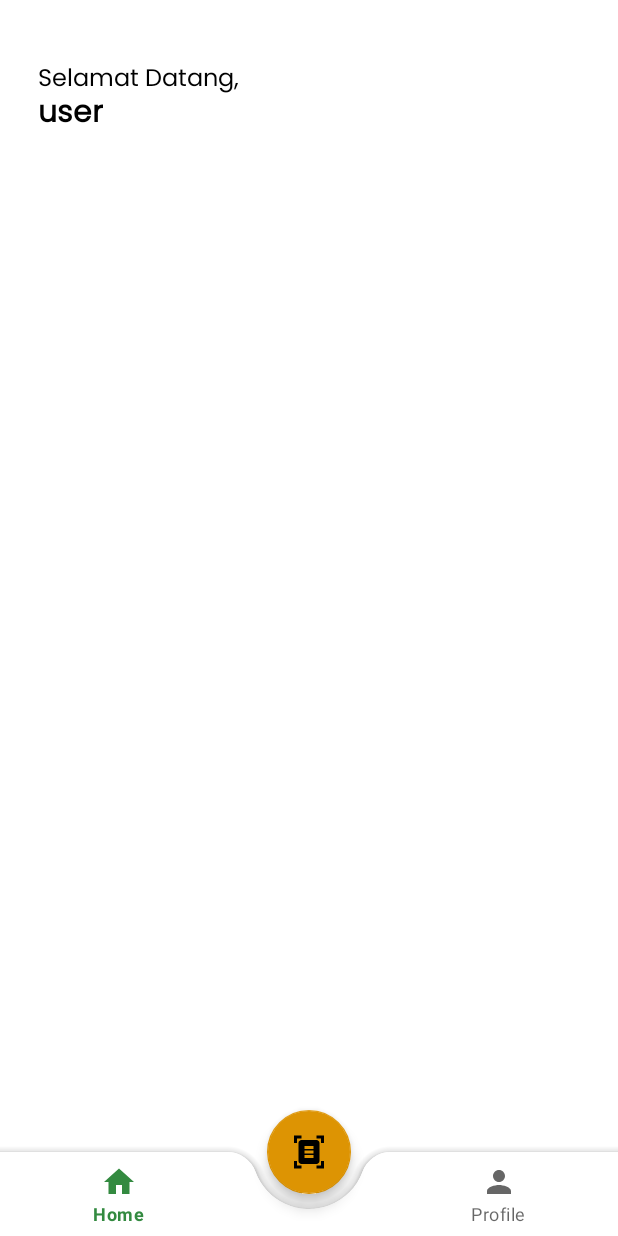
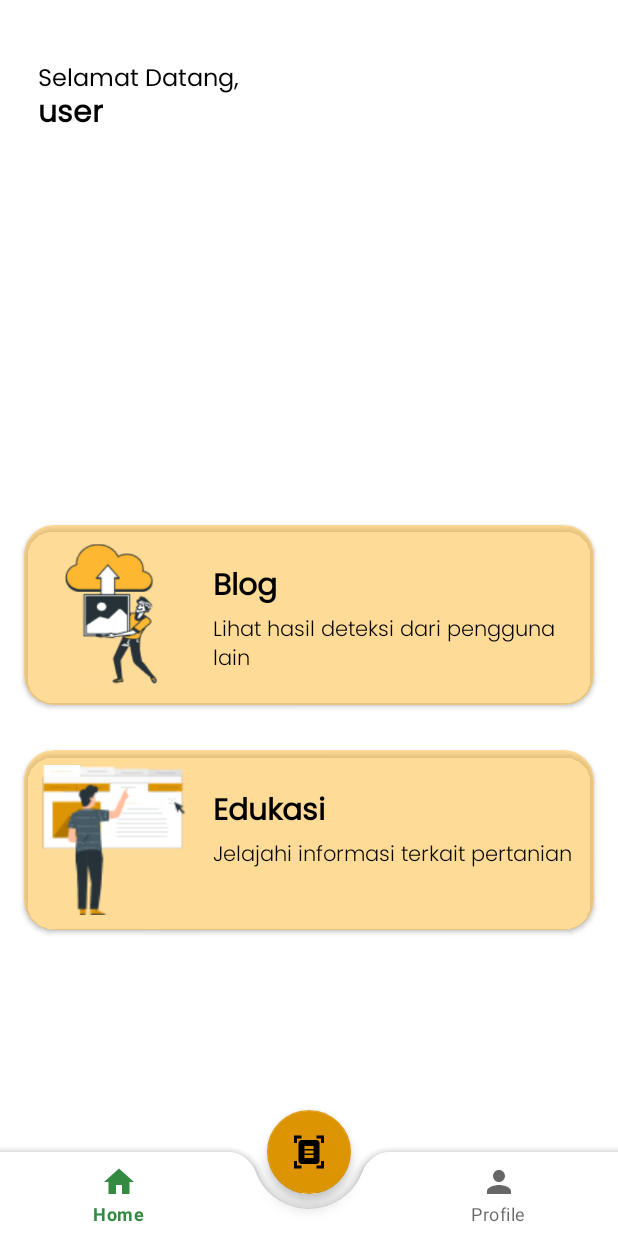
Before and after one commit to febri009/PadiCare, an Android app: the screen it shows after launch once a user with an empty profile is signed in (HomeActivity), on a phone screen of 412 x 824 dp. Run offline under Robolectric (Android 15) with nearby library versions, the phone set to English and light mode, and no system bars; our stand-ins replace Firebase (no records; nobody signed in at launch, a user with empty details on screens opened directly).

Commit message:
add cardview on HomeActivity

```diff
--- a/app/src/main/res/layout/activity_home.xml
+++ b/app/src/main/res/layout/activity_home.xml
@@ -34,6 +34,113 @@
         android:textStyle="bold"
         android:textColor="@color/black" />
 
+
+    <androidx.cardview.widget.CardView
+        android:id="@+id/cvBlog"
+        android:layout_width="match_parent"
+        android:layout_height="wrap_content"
+        android:layout_marginTop="350dp"
+        android:layout_marginStart="16dp"
+        android:layout_marginEnd="16dp"
+        app:cardBackgroundColor="@color/light_yellow_50"
+        app:cardCornerRadius="20dp"
+        app:contentPadding="10dp">
+
+
+        <LinearLayout
+            android:layout_width="match_parent"
+            android:layout_height="wrap_content"
+            android:orientation="horizontal">
+
+            <ImageView
+                android:layout_width="100dp"
+                android:layout_height="100dp"
+                android:contentDescription="Image"
+                android:src="@drawable/bro" />
+
+            <LinearLayout
+                android:layout_width="match_parent"
+                android:layout_height="wrap_content"
+                android:orientation="vertical">
+
+                <TextView
+                    android:layout_width="wrap_content"
+                    android:layout_height="wrap_content"
+                    android:layout_marginStart="16dp"
+                    android:layout_marginTop="15dp"
+                    android:text="Blog"
+                    android:textColor="@color/black"
+                    android:textSize="20sp"
+                    android:textStyle="bold"
+                    android:fontFamily="@font/poppins_regular"/>
+
+                <TextView
+                    android:layout_width="wrap_content"
+                    android:layout_height="wrap_content"
+                    android:layout_marginStart="16dp"
+                    android:text="Lihat hasil deteksi dari pengguna lain"
+                    android:textColor="@color/black"
+                    android:textSize="14sp"
+                    android:fontFamily="@font/poppins_light"/>
+            </LinearLayout>
+
+        </LinearLayout>
+
+    </androidx.cardview.widget.CardView>
+
+    <androidx.cardview.widget.CardView
+        android:id="@+id/cvArtikel"
+        android:layout_width="match_parent"
+        android:layout_height="wrap_content"
+        android:layout_marginTop="500dp"
+        android:layout_marginStart="16dp"
+        android:layout_marginEnd="16dp"
+        app:cardBackgroundColor="@color/light_yellow_50"
+        app:cardCornerRadius="20dp"
+        app:contentPadding="10dp">
+
+
+        <LinearLayout
+            android:layout_width="match_parent"
+            android:layout_height="wrap_content"
+            android:orientation="horizontal">
+
+            <ImageView
+                android:layout_width="100dp"
+                android:layout_height="100dp"
+                android:contentDescription="Image"
+                android:src="@drawable/pana" />
+
+            <LinearLayout
+                android:layout_width="match_parent"
+                android:layout_height="wrap_content"
+                android:orientation="vertical">
+
+                <TextView
+                    android:layout_width="wrap_content"
+                    android:layout_height="wrap_content"
+                    android:layout_marginStart="16dp"
+                    android:layout_marginTop="15dp"
+                    android:text="Edukasi"
+                    android:textColor="@color/black"
+                    android:textSize="20sp"
+                    android:textStyle="bold"
+                    android:fontFamily="@font/poppins_regular"/>
+
+                <TextView
+                    android:layout_width="wrap_content"
+                    android:layout_height="wrap_content"
+                    android:layout_marginStart="16dp"
+                    android:text="Jelajahi informasi terkait pertanian"
+                    android:textColor="@color/black"
+                    android:textSize="14sp"
+                    android:fontFamily="@font/poppins_light"/>
+            </LinearLayout>
+
+        </LinearLayout>
+
+    </androidx.cardview.widget.CardView>
+
     <com.google.android.material.bottomappbar.BottomAppBar
         android:id="@+id/bottomApBar"
         android:layout_width="match_parent"
--- a/app/src/main/res/values/colors.xml
+++ b/app/src/main/res/values/colors.xml
@@ -6,4 +6,6 @@
     <color name="light_yellow">#FDB731</color>
     <color name="black">#FF000000</color>
     <color name="white">#FFFFFFFF</color>
+
+    <color name="light_yellow_50">#80FDB731</color>
 </resources>
```
Also changed, not shown: app/src/main/res/drawable/bro.png (added), app/src/main/res/drawable/pana.png (added).
